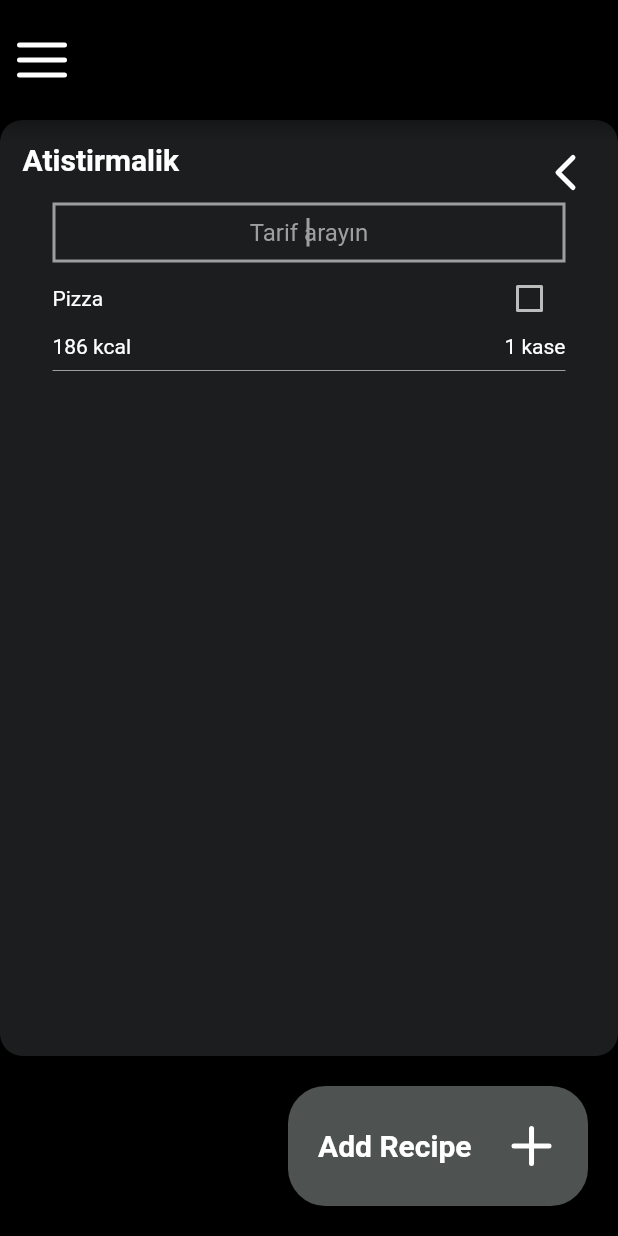
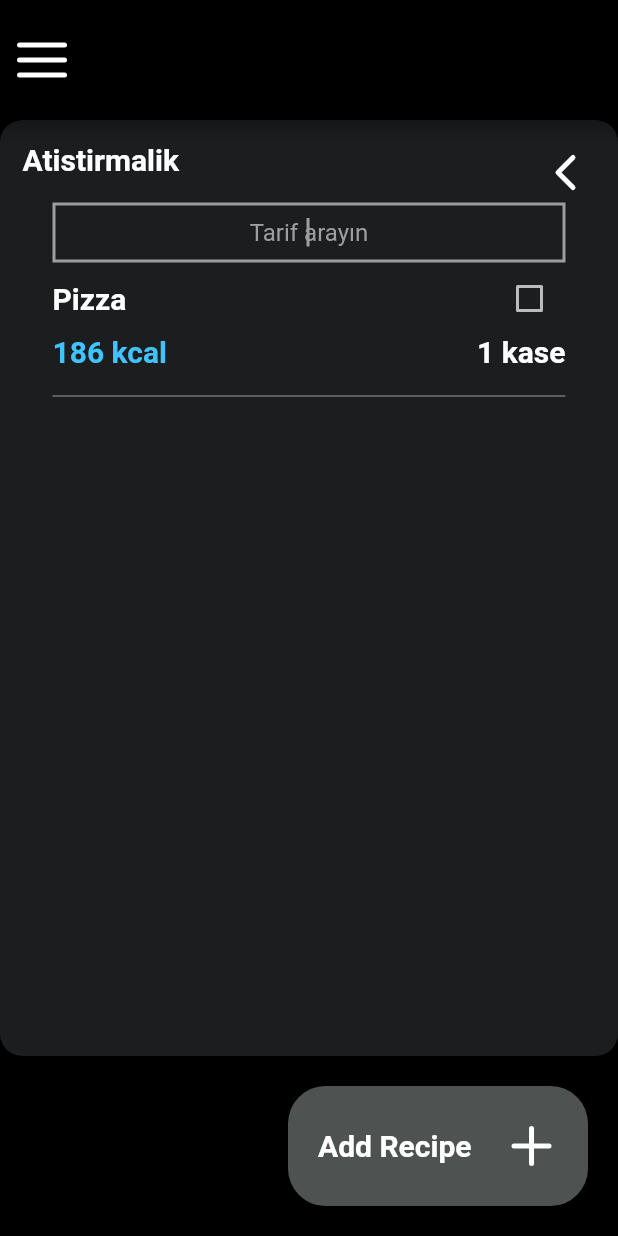
Before and after one commit to engineerturph/diethelper, a Flutter app: the MealScreen screen opened by its route, on a phone screen of 412 x 824 dp. Run offline on Flutter 3.47's test engine with Material 2 defaults, Android fonts, the phone set to English and light mode, and no system bars; our stand-ins replace flutter_feather_icons.

Commit message:
save before breaking app

```diff
--- a/lib/constants.dart
+++ b/lib/constants.dart
@@ -32,3 +32,9 @@ class MyColor extends MaterialStateColor {
     return const Color(_defaultColor);
   }
 }
+
+final kButtonStyle = ButtonStyle(
+  padding: MaterialStateProperty.all<EdgeInsets>(EdgeInsets.zero),
+  minimumSize: MaterialStateProperty.all<Size>(Size.zero),
+  overlayColor: MyColor(),
+);
--- a/lib/widgets/meal_body_widget.dart
+++ b/lib/widgets/meal_body_widget.dart
@@ -11,7 +11,7 @@ class MealBodyWidget extends StatefulWidget {
 }
 
 class _MealBodyWidgetState extends State<MealBodyWidget> {
-  var FoodsList = [];
+  List<Widget> FoodsList = [];
   @override
   void initState() {
     // TODO: implement initState
@@ -57,7 +57,10 @@ class _MealBodyWidgetState extends State<MealBodyWidget> {
                           textAlign: TextAlign.center,
                           maxLines: 1,
                         ),
-                        ...FoodsList
+                        ListView(
+                          shrinkWrap: true,
+                          children: FoodsList,
+                        )
                       ],
                     ),
                   )
@@ -79,11 +82,7 @@ class _MealBodyWidgetState extends State<MealBodyWidget> {
           width: 200.0,
           height: 80.0,
           child: TextButton(
-            style: ButtonStyle(
-              padding: MaterialStateProperty.all<EdgeInsets>(EdgeInsets.zero),
-              minimumSize: MaterialStateProperty.all<Size>(Size.zero),
-              overlayColor: MyColor(),
-            ),
+            style: kButtonStyle,
             onPressed: () {},
             child: Row(
               children: [
--- a/lib/widgets/recipe_box.dart
+++ b/lib/widgets/recipe_box.dart
@@ -1,3 +1,4 @@
+import 'package:diethelper/constants.dart';
 import 'package:flutter/material.dart';
 
 class RecipeBox extends StatefulWidget {
@@ -16,7 +17,10 @@ class _RecipeBoxState extends State<RecipeBox> {
         Row(
           mainAxisAlignment: MainAxisAlignment.spaceBetween,
           children: [
-            Text('Pizza'),
+            Text(
+              'Pizza',
+              style: kMiddleTextStyle,
+            ),
             Checkbox(
                 checkColor: Colors.black,
                 value: isChecked,
@@ -27,9 +31,21 @@ class _RecipeBoxState extends State<RecipeBox> {
                 })
           ],
         ),
-        Row(
-          mainAxisAlignment: MainAxisAlignment.spaceBetween,
-          children: [Text('186 kcal'), Text('1 kase')],
+        Padding(
+          padding: const EdgeInsets.only(bottom: 10.0),
+          child: Row(
+            mainAxisAlignment: MainAxisAlignment.spaceBetween,
+            children: [
+              Text(
+                '186 kcal',
+                style: kMiddleTextStyle.copyWith(color: Colors.lightBlueAccent),
+              ),
+              Text(
+                '1 kase',
+                style: kMiddleTextStyle,
+              )
+            ],
+          ),
         ),
         Divider(color: Colors.grey)
       ],
```
